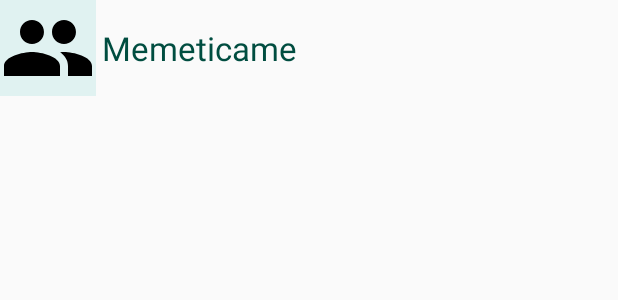
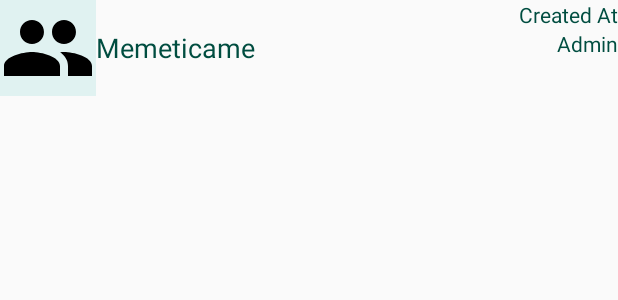
Before and after one commit to sasalatart/memeticame, an Android app: the layout list_item_chat_group.xml on its own in the app's theme, with its tools: preview values and no code run, on a phone screen of 412 x 824 dp. Shown: the top 300 px of the screen. Run offline under Robolectric (Android 15) with nearby library versions, the phone set to English and light mode, and no system bars.

Commit message:
add admin name and createdAt to chat list items

```diff
--- a/app/src/main/java/com/salatart/memeticame/Models/Chat.java
+++ b/app/src/main/java/com/salatart/memeticame/Models/Chat.java
@@ -126,6 +126,10 @@ public class Chat implements Parcelable {
         return mAdmin;
     }
 
+    public String getCreatedAt() {
+        return mCreatedAt;
+    }
+
     public ArrayList<User> getParticipants() {
         return mParticipants;
     }
--- a/app/src/main/java/com/salatart/memeticame/Views/ChatInvitationsAdapter.java
+++ b/app/src/main/java/com/salatart/memeticame/Views/ChatInvitationsAdapter.java
@@ -47,7 +47,7 @@ public class ChatInvitationsAdapter extends ArrayAdapter<ChatInvitation> {
             convertView = mLayoutInflater.inflate(R.layout.list_item_chat_invitation, parent, false);
         }
 
-        TextView titleView = (TextView) convertView.findViewById(R.id.title);
+        TextView titleView = (TextView) convertView.findViewById(R.id.label_title);
         titleView.setText(chatInvitation.getChatTitle());
 
         final Callback callback = new Callback() {
--- a/app/src/main/res/layout/list_item_chat_group.xml
+++ b/app/src/main/res/layout/list_item_chat_group.xml
@@ -1,25 +1,45 @@
 <?xml version="1.0" encoding="utf-8"?>
-<LinearLayout xmlns:android="http://schemas.android.com/apk/res/android"
+<RelativeLayout xmlns:android="http://schemas.android.com/apk/res/android"
     android:layout_width="fill_parent"
-    android:layout_height="wrap_content"
-    android:orientation="horizontal" >
+    android:layout_height="64dp"
+    android:orientation="horizontal">
 
     <ImageView
-        android:id="@+id/logo"
+        android:id="@+id/chat_icon"
         android:layout_width="64dp"
-        android:layout_height="64dp"
-        android:src="@drawable/ic_people_black_24dp"
-        android:background="@color/iconBackground" />
+        android:layout_height="match_parent"
+        android:background="@color/iconBackground"
+        android:src="@drawable/ic_people_black_24dp" />
 
     <TextView
-        android:id="@+id/title"
-        android:layout_width="fill_parent"
-        android:layout_height="64dp"
-        android:layout_gravity="center_horizontal"
-        android:gravity="center_vertical"
+        android:id="@+id/label_created_at"
+        android:layout_width="wrap_content"
+        android:layout_height="wrap_content"
+        android:layout_alignParentEnd="true"
+        android:layout_alignParentRight="true"
+        android:text="@string/created_at"
+        android:textAppearance="?android:attr/textAppearanceSmall"
+        android:textColor="@color/colorPrimaryDark" />
+
+    <TextView
+        android:id="@+id/label_admin"
+        android:layout_width="wrap_content"
+        android:layout_height="wrap_content"
+        android:layout_alignParentEnd="true"
+        android:layout_alignParentRight="true"
+        android:layout_below="@id/label_created_at"
+        android:text="@string/admin"
+        android:textAppearance="?android:attr/textAppearanceSmall"
+        android:textColor="@color/colorPrimaryDark" />
+
+    <TextView
+        android:id="@+id/label_title"
+        android:layout_width="wrap_content"
+        android:layout_height="wrap_content"
+        android:layout_toEndOf="@+id/chat_icon"
+        android:layout_toRightOf="@+id/chat_icon"
+        android:layout_centerVertical="true"
         android:text="@string/app_name"
-        android:textAppearance="?android:attr/textAppearanceLarge"
-        android:layout_marginLeft="@dimen/chat_padding"
-        android:layout_marginStart="@dimen/chat_padding"
+        android:textAppearance="?android:attr/textAppearanceMedium"
         android:textColor="@color/colorPrimaryDark" />
-</LinearLayout>
+</RelativeLayout>
--- a/app/src/main/res/layout/list_item_chat_invitation.xml
+++ b/app/src/main/res/layout/list_item_chat_invitation.xml
@@ -5,14 +5,14 @@
     android:orientation="horizontal">
 
     <ImageView
-        android:id="@+id/logo"
+        android:id="@+id/chat_icon"
         android:layout_width="64dp"
         android:layout_height="64dp"
         android:background="@color/iconBackground"
         android:src="@drawable/ic_card_membership_black_24dp" />
 
     <TextView
-        android:id="@+id/title"
+        android:id="@+id/label_title"
         android:layout_width="0dp"
         android:layout_height="64dp"
         android:layout_gravity="center_horizontal"
--- a/app/src/main/res/values/strings.xml
+++ b/app/src/main/res/values/strings.xml
@@ -28,4 +28,6 @@
     <string name="step_1_choose_an_image">Step 1: Choose an Image</string>
     <string name="step_2_record_your_audio">Step 2: Record Your Audio</string>
     <string name="invitation_to">Invitation to...</string>
+    <string name="admin">Admin</string>
+    <string name="created_at">Created At</string>
 </resources>
```
Also changed, not shown: app/src/main/java/com/salatart/memeticame/Views/ChatsAdapter.java (+9 -1 lines), app/src/main/res/layout/list_item_chat.xml (+36 -16 lines).
